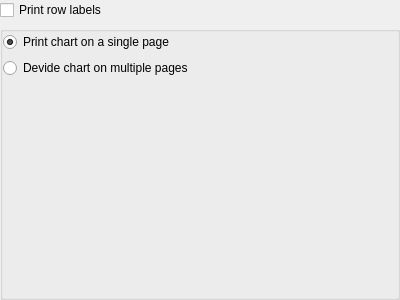
KDE/calligra, file kplato/libs/ui/kptganttprintingoptions.ui: the form before one commit.
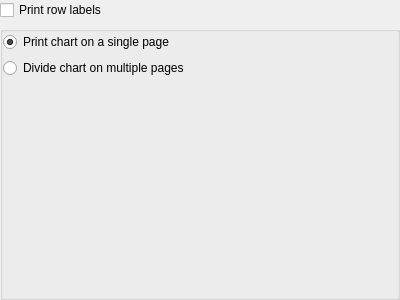
The form after the commit.

Patch:
```diff
--- a/kplato/libs/ui/kptganttprintingoptions.ui
+++ b/kplato/libs/ui/kptganttprintingoptions.ui
@@ -45,7 +45,7 @@
       <item>
        <widget class="QRadioButton" name="ui_multiplePages" >
         <property name="text" >
-         <string>Devide chart on multiple pages</string>
+         <string>Divide chart on multiple pages</string>
         </property>
        </widget>
       </item>
```
